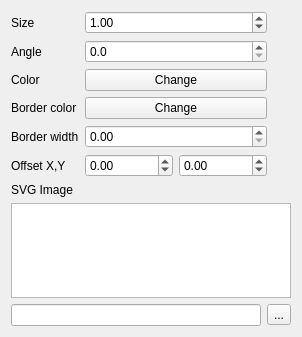
Before: the Qt Designer form src/ui/symbollayer/widget_svgmarker.ui in qgis/QGIS, drawn with Qt 5.
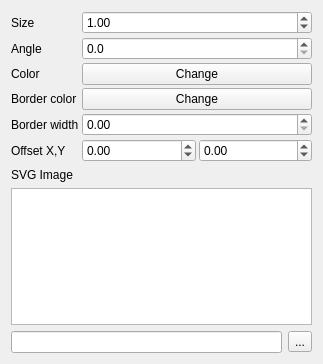
After: the same form once the commit is applied.

Commit message: Set all symbol ui to use form layout rather then custom grid layout for each one.  More consistent ui.

The edit to the form file:
```diff
--- a/src/ui/symbollayer/widget_svgmarker.ui
+++ b/src/ui/symbollayer/widget_svgmarker.ui
@@ -6,8 +6,8 @@
    <rect>
     <x>0</x>
     <y>0</y>
-    <width>302</width>
-    <height>337</height>
+    <width>323</width>
+    <height>364</height>
    </rect>
   </property>
   <property name="windowTitle">
@@ -15,7 +15,16 @@
   </property>
   <layout class="QGridLayout" name="gridLayout">
    <item row="0" column="0">
-    <layout class="QGridLayout">
+    <layout class="QFormLayout" name="formLayout">
+     <property name="fieldGrowthPolicy">
+      <enum>QFormLayout::AllNonFixedFieldsGrow</enum>
+     </property>
+     <property name="horizontalSpacing">
+      <number>3</number>
+     </property>
+     <property name="verticalSpacing">
+      <number>3</number>
+     </property>
      <item row="0" column="0">
       <widget class="QLabel" name="label_2">
        <property name="sizePolicy">
@@ -29,18 +38,33 @@
        </property>
       </widget>
      </item>
-     <item row="0" column="2" rowspan="6">
-      <spacer>
-       <property name="orientation">
-        <enum>Qt::Horizontal</enum>
+     <item row="0" column="1">
+      <widget class="QDoubleSpinBox" name="spinSize">
+       <property name="sizePolicy">
+        <sizepolicy hsizetype="MinimumExpanding" vsizetype="Fixed">
+         <horstretch>0</horstretch>
+         <verstretch>0</verstretch>
+        </sizepolicy>
        </property>
-       <property name="sizeHint" stdset="0">
-        <size>
-         <width>115</width>
-         <height>51</height>
-        </size>
+       <property name="wrapping">
+        <bool>false</bool>
        </property>
-      </spacer>
+       <property name="frame">
+        <bool>true</bool>
+       </property>
+       <property name="buttonSymbols">
+        <enum>QAbstractSpinBox::UpDownArrows</enum>
+       </property>
+       <property name="decimals">
+        <number>2</number>
+       </property>
+       <property name="maximum">
+        <double>100000.000000000000000</double>
+       </property>
+       <property name="value">
+        <double>1.000000000000000</double>
+       </property>
+      </widget>
      </item>
      <item row="1" column="0">
       <widget class="QLabel" name="label_3">
@@ -62,69 +86,6 @@
        </property>
       </widget>
      </item>
-     <item row="5" column="1">
-      <layout class="QHBoxLayout" name="horizontalLayout">
-       <item>
-        <widget class="QDoubleSpinBox" name="spinOffsetX">
-         <property name="decimals">
-          <number>2</number>
-         </property>
-         <property name="minimum">
-          <double>-100000.000000000000000</double>
-         </property>
-         <property name="maximum">
-          <double>100000.000000000000000</double>
-         </property>
-        </widget>
-       </item>
-       <item>
-        <widget class="QDoubleSpinBox" name="spinOffsetY">
-         <property name="decimals">
-          <number>2</number>
-         </property>
-         <property name="minimum">
-          <double>-100000.000000000000000</double>
-         </property>
-         <property name="maximum">
-          <double>100000.000000000000000</double>
-         </property>
-        </widget>
-       </item>
-      </layout>
-     </item>
-     <item row="5" column="0">
-      <widget class="QLabel" name="label_4">
-       <property name="text">
-        <string>Offset X,Y</string>
-       </property>
-      </widget>
-     </item>
-     <item row="0" column="1">
-      <widget class="QDoubleSpinBox" name="spinSize">
-       <property name="sizePolicy">
-        <sizepolicy hsizetype="MinimumExpanding" vsizetype="Fixed">
-         <horstretch>0</horstretch>
-         <verstretch>0</verstretch>
-        </sizepolicy>
-       </property>
-       <property name="decimals">
-        <number>2</number>
-       </property>
-       <property name="maximum">
-        <double>100000.000000000000000</double>
-       </property>
-       <property name="value">
-        <double>1.000000000000000</double>
-       </property>
-      </widget>
-     </item>
-     <item row="2" column="1">
-      <widget class="QPushButton" name="mChangeColorButton">
-       <property name="text">
-        <string>Change</string>
-       </property>
-      </widget>
-     </item>
      <item row="2" column="0">
       <widget class="QLabel" name="mColorLabel">
        <property name="text">
@@ -132,18 +93,8 @@
        </property>
       </widget>
      </item>
-     <item row="4" column="1">
-      <widget class="QDoubleSpinBox" name="mBorderWidthSpinBox"/>
-     </item>
-     <item row="4" column="0">
-      <widget class="QLabel" name="mBorderWidthLabel">
-       <property name="text">
-        <string>Border width</string>
-       </property>
-      </widget>
-     </item>
-     <item row="3" column="1">
-      <widget class="QPushButton" name="mChangeBorderColorButton">
+     <item row="2" column="1">
+      <widget class="QPushButton" name="mChangeColorButton">
        <property name="text">
         <string>Change</string>
        </property>
@@ -156,6 +107,60 @@
        </property>
       </widget>
      </item>
+     <item row="3" column="1">
+      <widget class="QPushButton" name="mChangeBorderColorButton">
+       <property name="text">
+        <string>Change</string>
+       </property>
+      </widget>
+     </item>
+     <item row="4" column="0">
+      <widget class="QLabel" name="mBorderWidthLabel">
+       <property name="text">
+        <string>Border width</string>
+       </property>
+      </widget>
+     </item>
+     <item row="4" column="1">
+      <widget class="QDoubleSpinBox" name="mBorderWidthSpinBox"/>
+     </item>
+     <item row="5" column="0">
+      <widget class="QLabel" name="label_4">
+       <property name="text">
+        <string>Offset X,Y</string>
+       </property>
+      </widget>
+     </item>
+     <item row="5" column="1">
+      <layout class="QHBoxLayout" name="horizontalLayout">
+       <item>
+        <widget class="QDoubleSpinBox" name="spinOffsetX">
+         <property name="decimals">
+          <number>2</number>
+         </property>
+         <property name="minimum">
+          <double>-100000.000000000000000</double>
+         </property>
+         <property name="maximum">
+          <double>100000.000000000000000</double>
+         </property>
+        </widget>
+       </item>
+       <item>
+        <widget class="QDoubleSpinBox" name="spinOffsetY">
+         <property name="decimals">
+          <number>2</number>
+         </property>
+         <property name="minimum">
+          <double>-100000.000000000000000</double>
+         </property>
+         <property name="maximum">
+          <double>100000.000000000000000</double>
+         </property>
+        </widget>
+       </item>
+      </layout>
+     </item>
     </layout>
    </item>
    <item row="1" column="0">
```
The commit also changes 11 other files.
